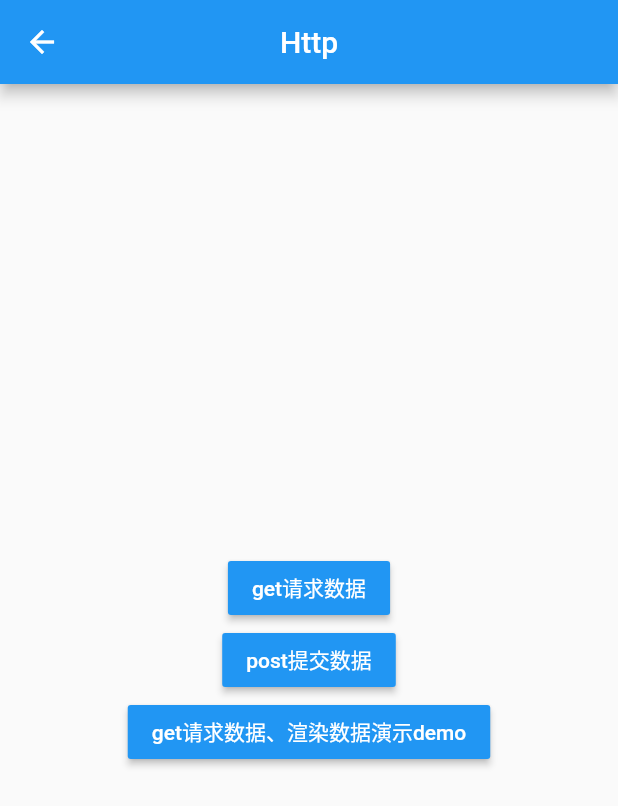
After one commit to HitaoLin/flutter_learning, a Flutter app: the screen it shows after launch, after a tap on "Http get/post", on a phone screen of 412 x 824 dp. The commit adds this screen. Shown: the top 806 px of the screen. Run offline on Flutter 3.47's test engine with Material 2 defaults, Android fonts, the phone set to English and light mode, and no system bars; our stand-ins replace date_format, flutter_swiper, fluttertoast; missing offline and left inert: flutter_cupertino_date_picker; network calls fail.

Commit message:
version 0.1.5 http的简单使用

```diff
--- /dev/null
+++ b/lib/http/Http.dart
@@ -0,0 +1,70 @@
+import 'package:flutter/material.dart';
+import 'package:flutter_localizations/flutter_localizations.dart';
+import 'package:http/http.dart' as http;
+
+class HttpPage extends StatefulWidget{
+
+  HttpPage({Key key}):super(key : key);
+
+  @override
+  State<StatefulWidget> createState() {
+    // TODO: implement createState
+    return HttpPageState();
+  }
+
+}
+
+class HttpPageState extends State<HttpPage>{
+
+  _getData(){
+
+  }
+
+
+  @override
+  Widget build(BuildContext context) {
+    // TODO: implement build
+    return Scaffold(
+      appBar: AppBar(
+        title: Text('Http'),
+        centerTitle: true,
+      ),
+      body:
+       Row(
+          mainAxisAlignment: MainAxisAlignment.center,
+          children: <Widget>[
+            Column(
+              mainAxisAlignment: MainAxisAlignment.center,
+              children: <Widget>[
+                RaisedButton(
+                  color: Colors.blue,
+                  textColor: Colors.white,
+                  child: Text('get请求数据'),
+                  onPressed: _getData,
+                ),
+                SizedBox(width: 20,),
+                RaisedButton(
+                  color: Colors.blue,
+                  textColor: Colors.white,
+                  child: Text('post提交数据'),
+                  onPressed: () {
+
+                  },
+                ),
+                SizedBox(width: 20,),
+                RaisedButton(
+                  color: Colors.blue,
+                  textColor: Colors.white,
+                  child: Text('get请求数据、渲染数据演示demo'),
+                  onPressed: () {
+              Navigator.pushNamed(context, '/getData');
+                  },
+                ),
+                SizedBox(width: 20,),
+              ],
+            )
+          ],
+      ),
+    );
+  }
+}
--- a/lib/pages/tabs/Home.dart
+++ b/lib/pages/tabs/Home.dart
@@ -1,3 +1,5 @@
+import 'dart:convert';
+
 import 'package:flutter/material.dart';
 
 class HomePage extends StatefulWidget {
@@ -11,6 +13,32 @@ class HomePage extends StatefulWidget {
 class _HomePageState extends State<HomePage> {
 
   String title;
+
+  @override
+  void initState() {
+    // TODO: implement initState
+    super.initState();
+
+//    Map userInfo = {
+//      "username":"张三",
+//      "age":20
+//    };
+//
+//    var a = json.encode(userInfo);//把Map类型数据转换成json字符串
+//    print(a);
+//    print(userInfo is Map);
+//    print(a is String);
+
+
+
+//  String userinfo='{"username":"zhangsan","age":20}';
+//
+//  Map u = json.decode(userinfo);//把json字符串转换成Map类型
+//
+//  print(u["age"]);
+
+
+  }
 
   @override
   Widget build(BuildContext context) {
@@ -121,6 +149,15 @@ class _HomePageState extends State<HomePage> {
                 },
               ),
               SizedBox(width: 20,),
+              RaisedButton(
+                color: Colors.blue,
+                textColor: Colors.white,
+                child: Text('Http get/post'),
+                onPressed: () {
+                  Navigator.pushNamed(context, '/http');
+                },
+              ),
+              SizedBox(width: 20,),
             ],
           ),
         )
--- a/lib/routes/Routes.dart
+++ b/lib/routes/Routes.dart
@@ -31,6 +31,9 @@ import '../Dialog.dart';
 import '../demo/animation/Animation.dart';
 import '../demo/animation/AnimatedOpacity.dart';
 import '../demo/animation/Hero.dart';
+import '../http/Http.dart';
+import '../http/Http_Bac.dart';
+import '../http/GetDate.dart';
 
 //配置路由
 final routes = {
@@ -66,6 +69,10 @@ final routes = {
   '/animation': (context) => AnimationPage(),
   '/animatedOpacity': (context) => AnimatedOpacityPage(),
   '/hero': (context) => HeroPage(),
+  '/http': (context) => HttpPage(),
+  '/httpBac': (context) => HttpBacPage(),
+  '/getData': (context) => GetDataPage(),
+
 };
 
 //固定写法
--- a/pubspec.yaml
+++ b/pubspec.yaml
@@ -33,6 +33,8 @@ dependencies:
   flutter_swiper : ^1.1.6
   #toast
   fluttertoast: ^3.1.3
+  #网络请求
+  http: ^0.12.0+2
 
 dev_dependencies:
   flutter_test:
```
Also changed, not shown: lib/http/GetDate.dart (added, +57 -0 lines), lib/http/Http_Bac.dart (added, +27 -0 lines), pubspec.lock.
